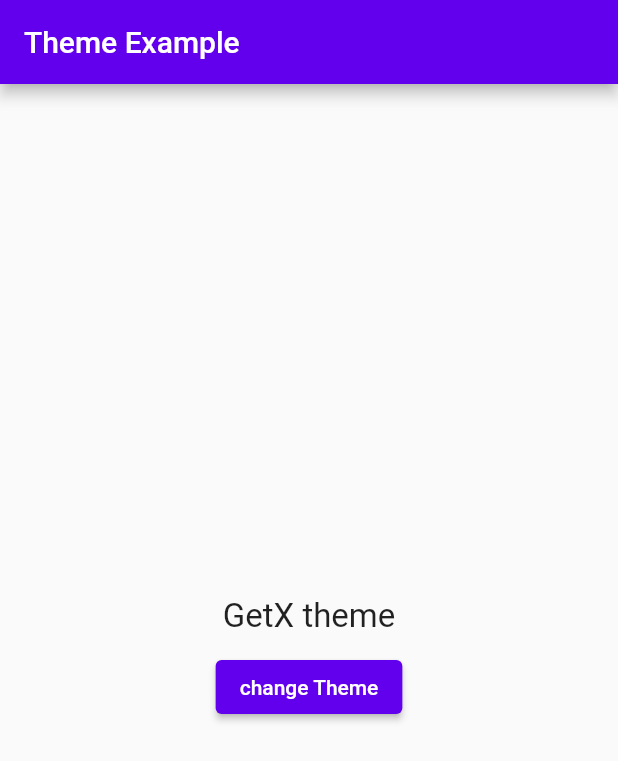
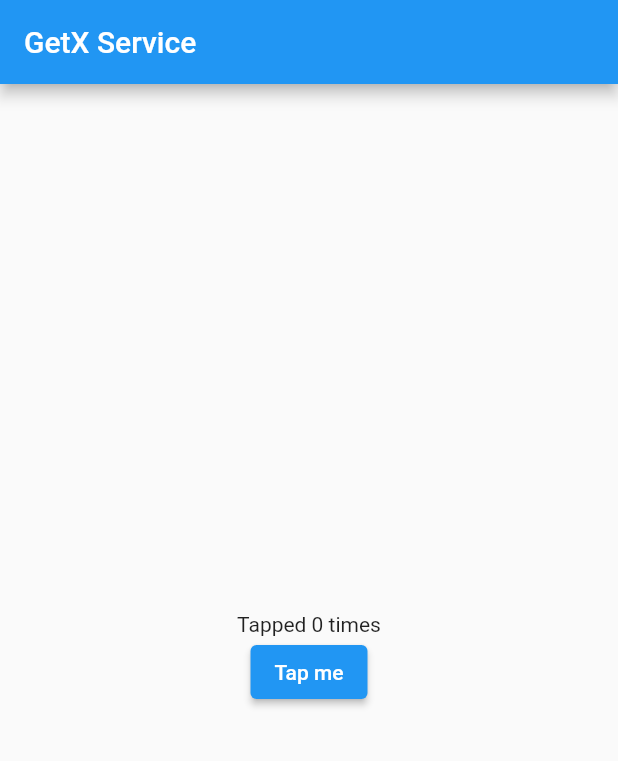
Before and after one commit to Mohitkoley/playground_getx, a Flutter app: the screen it shows after launch, on a phone screen of 412 x 824 dp. Shown: the top 761 px of the screen. Run offline on Flutter 3.47's test engine with Material 2 defaults, Android fonts, the phone set to English and light mode, and no system bars; our stand-ins replace get, get_storage, shared_preferences.

Commit message:
getx_services done

```diff
--- /dev/null
+++ b/lib/getx_service/service_example.dart
@@ -0,0 +1,15 @@
+import 'package:get/get.dart';
+import 'package:flutter/material.dart';
+import 'package:playground/getx_service/service_view.dart';
+
+class ServiceExample extends StatelessWidget {
+  const ServiceExample({Key? key}) : super(key: key);
+
+  @override
+  Widget build(BuildContext context) {
+    return GetMaterialApp(
+      debugShowCheckedModeBanner: false,
+      home: Example(),
+    );
+  }
+}
--- /dev/null
+++ b/lib/getx_service/service_view.dart
@@ -0,0 +1,30 @@
+import 'package:get/get.dart';
+import 'package:flutter/material.dart';
+import 'package:playground/getx_service/settings_service.dart';
+
+class Example extends GetView<SettingsService> {
+  //final controller = Get.find<SettingsService>();
+  const Example({Key? key}) : super(key: key);
+
+  @override
+  Widget build(BuildContext context) {
+    return Scaffold(
+      appBar: AppBar(
+        title: const Text("GetX Service"),
+      ),
+      body: Center(
+        child: Column(
+          mainAxisAlignment: MainAxisAlignment.center,
+          children: [
+            Obx(() => Text("Tapped ${controller.counter} times")),
+            ElevatedButton(
+                onPressed: () {
+                  controller.incrementCounter();
+                },
+                child: const Text('Tap me')),
+          ],
+        ),
+      ),
+    );
+  }
+}
--- /dev/null
+++ b/lib/getx_service/settings_service.dart
@@ -0,0 +1,21 @@
+import 'package:flutter/material.dart';
+import 'package:get/get.dart';
+import 'package:shared_preferences/shared_preferences.dart';
+
+class SettingsService extends GetxService {
+  late SharedPreferences _prefs;
+  final counter = 0.obs;
+
+  Future<SettingsService> init() async {
+    debugPrint("$runtimeType initialized by shared preference");
+    _prefs = await SharedPreferences.getInstance();
+    debugPrint("$runtimeType shared preference ready");
+    counter.value = (_prefs.getInt('counter') ?? 0);
+    return this;
+  }
+
+  Future<void> incrementCounter() async {
+    counter.value = _prefs.getInt('counter')! + 1;
+    await _prefs.setInt('counter', counter.value);
+  }
+}
```
Also changed, not shown: lib/main.dart (+15 -3 lines), pubspec.yaml (+4 -12 lines), pubspec.lock.
